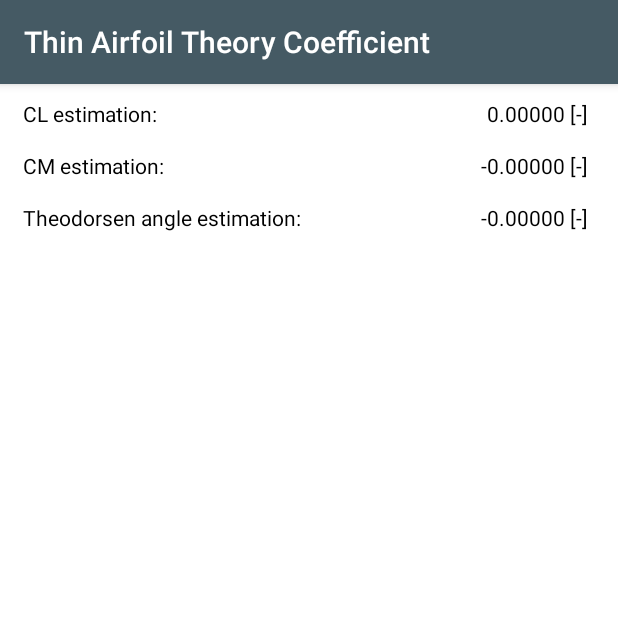
After one commit to riccardotomada/Airfoil-Analysis, an Android app: the ThinAirfoil screen opened directly, with no data from a screen before it, on a phone screen of 412 x 824 dp, the top half of it. The commit adds this screen. Run offline under Robolectric (Android 15) with nearby library versions, the phone set to English and light mode, and no system bars; 2 statements that could not run were skipped.

Commit message:
Update to version 2.0.1 - Play Store Update

```diff
--- a/app/build.gradle
+++ b/app/build.gradle
@@ -8,7 +8,7 @@ android {
         applicationId "com.aerodynamics.airfoil_calculation"
         minSdkVersion 24
         targetSdkVersion 32
-        versionCode 2
+        versionCode 3
         versionName "2.0"
 
         testInstrumentationRunner "androidx.test.runner.AndroidJUnitRunner"
--- a/app/src/main/AndroidManifest.xml
+++ b/app/src/main/AndroidManifest.xml
@@ -4,7 +4,6 @@
 
     <uses-permission android:name="android.permission.MANAGE_EXTERNAL_STORAGE" />
     <uses-permission android:name="android.permission.WRITE_EXTERNAL_STORAGE" />
-    <uses-permission android:name="android.permission.READ_EXTERNAL_STORAGE" />
 
     <application
         android:allowBackup="true"
--- /dev/null
+++ b/app/src/main/java/com/aerodynamics/airfoil_calculation/InfoActivity.java
@@ -0,0 +1,16 @@
+package com.aerodynamics.airfoil_calculation;
+
+// TO BE ADDED SOON
+
+import androidx.appcompat.app.AppCompatActivity;
+
+import android.os.Bundle;
+
+public class InfoActivity extends AppCompatActivity {
+
+	@Override
+	protected void onCreate(Bundle savedInstanceState) {
+		super.onCreate(savedInstanceState);
+		setContentView(R.layout.activity_info);
+	}
+}
--- /dev/null
+++ b/app/src/main/java/com/aerodynamics/airfoil_calculation/ThinAirfoil.java
@@ -0,0 +1,126 @@
+package com.aerodynamics.airfoil_calculation;
+
+import androidx.appcompat.app.AppCompatActivity;
+
+import android.os.Bundle;
+import android.widget.TextView;
+
+public class ThinAirfoil extends AppCompatActivity {
+
+	@Override
+	protected void onCreate(Bundle savedInstanceState) {
+		super.onCreate(savedInstanceState);
+		setContentView(R.layout.activity_thin_airfoil);
+
+		String nacaDW;
+		double chLnW, staggW, aOA;
+		int nPan;
+		GlobalFunctions myGlobal = new GlobalFunctions();
+
+		nacaDW   = "NACA";
+		nacaDW   = nacaDW + getIntent().getStringExtra("NACA_DW");
+		chLnW    = getIntent().getDoubleExtra("ChordW", 1.0);
+		staggW   = getIntent().getDoubleExtra("StaggerW", 0.0);
+		staggW   = Math.toRadians(staggW);
+		nPan     = getIntent().getIntExtra("nPan", 20);
+		aOA      = getIntent().getDoubleExtra("AngleOA", 0.0);
+		aOA      = Math.toRadians(aOA);
+
+		double[] refPoint = {0,0};
+
+		Airfoil airfoilW = new Airfoil(1, nacaDW, chLnW, staggW,
+				0.25,refPoint, nPan);
+
+		//Thin walled theory --- Calculation of the Cl using the approximation of the thin walled
+		//theory, camber problem.
+
+		char m,p;
+		char[] mm;
+		double M,POS,alfa0,beta0,cl_thin,cm_thin,alfa_th;
+		int coeff;
+
+		if(airfoilW.airfoil_str.length() == 8){
+			m = airfoilW.airfoil_str.charAt(4);
+			p = airfoilW.airfoil_str.charAt(5);
+			M = Double.parseDouble(String.valueOf(m))/100;
+			POS = Double.parseDouble(String.valueOf(p));
+			if(POS==0)
+				POS = Math.pow(10,-7);
+			POS = POS/10;
+
+			double eta1 = Math.acos(1-2*POS);
+			if(POS == Math.pow(10,-8))
+				eta1 = 0.0;
+
+			alfa0 = (M/Math.PI)*((1/Math.pow(POS,2))*((2*POS-1)*eta1+2*(1-POS)*Math.sin(eta1)-eta1/2-0.25*Math.sin(2*eta1))+(1/(Math.pow(1-POS,2)))
+							*((2*POS-1)*Math.PI-Math.PI/2-(2*POS-1)*eta1-2*(1-POS)*Math.sin(eta1)+eta1/2+0.25*Math.sin(2*eta1)));
+			beta0 = (2*M/Math.PI)*((1/Math.pow(POS,2))*((2*POS-1)*(eta1/2-Math.sin(2*eta1)/4)+1.0/3.0*Math.pow(Math.sin(eta1),3))+(1/Math.pow((1-POS),2))*((2*POS-1)*Math.PI/2-
+					(2*POS-1)*(eta1/2-Math.sin(2*eta1)/4)-1.0/3.0*Math.pow(Math.sin(eta1),3)));
+			alfa_th = (2*M/Math.PI)*(1/Math.pow(POS,2)*((POS-0.5)*eta1+0.5*Math.sin(eta1))+(1/Math.pow((1-POS),2))*((POS-0.5)*Math.PI-(POS-0.5)*eta1-0.5*Math.sin(eta1)));
+			cl_thin = 2*Math.PI*(staggW+aOA-alfa0);
+			cm_thin = -Math.PI/2*(beta0-alfa0);
+		}
+		else{
+			mm = new char[]{airfoilW.airfoil_str.charAt(4), airfoilW.airfoil_str.charAt(5),
+					airfoilW.airfoil_str.charAt(6)};
+			coeff = Integer.parseInt(String.valueOf(mm));
+			double q,K;
+
+			switch(coeff){
+				case 210:
+					q = 0.0580;
+					K = 361.4;
+					break;
+				case 220:
+					q = 0.1260;
+					K = 51.64;
+					break;
+				case 230:
+					q = 0.2025;
+					K = 15.957;
+					break;
+				case 240:
+					q = 0.2900;
+					K = 6.643;
+					break;
+				case 250:
+					q = 0.3910;
+					K = 3.230;
+					break;
+				default:
+					q = 0;
+					K = 0;
+			}
+
+			double a2 = 0.5*K;
+			double a1 = K*(0.5-q);
+			double a0 = K/6*(3.0/4.0-3*q+3*Math.pow(q,2)-Math.pow(q,3));
+			double b0 = -K*Math.pow(q,3)/6;
+
+			double[] I = new double[3];
+
+			for(int check = 0; check<3; check++){
+				I[check] = myGlobal.gauss_legendre_integration(-0.5,q-0.5,q-0.5,0.5,a2,a1,
+						a0,b0,check);
+			}
+
+			alfa0 = 2/Math.PI*I[0];
+			beta0 = 8/Math.PI*I[1];
+
+			cl_thin = 2*Math.PI*(staggW+aOA-alfa0);
+			cm_thin = Math.PI/2*(beta0-alfa0);
+			alfa_th = 1/Math.PI*I[2];
+		}
+
+		// Print the results
+
+		TextView textView = findViewById(R.id.textCLthinwalledValue);
+		textView.setText(String.format("%.5f", cl_thin)+ " [-]");
+
+		textView = findViewById(R.id.textCMthinwalledValue);
+		textView.setText(String.format("%.5f", cm_thin)+ " [-]");
+
+		textView = findViewById(R.id.textAlfaTHthinwalledValue);
+		textView.setText(String.format("%.5f", alfa_th)+ " [-]");
+	}
+}
--- /dev/null
+++ b/app/src/main/res/layout/activity_thin_airfoil.xml
@@ -0,0 +1,146 @@
+<?xml version="1.0" encoding="utf-8"?>
+<androidx.constraintlayout.widget.ConstraintLayout xmlns:android="http://schemas.android.com/apk/res/android"
+    xmlns:app="http://schemas.android.com/apk/res-auto"
+    xmlns:tools="http://schemas.android.com/tools"
+    android:layout_width="match_parent"
+    android:layout_height="match_parent"
+    android:background="@color/white"
+    tools:context=".ThinAirfoil">
+
+    <androidx.constraintlayout.widget.ConstraintLayout
+        android:layout_width="0dp"
+        android:layout_height="wrap_content"
+        android:id="@+id/s1"
+        app:layout_constraintRight_toLeftOf="@+id/d1"
+        app:layout_constraintWidth_percent="0.5"
+        tools:ignore="MissingConstraints">
+
+    <TextView
+        android:layout_width="wrap_content"
+        android:layout_height="wrap_content"
+        android:textColor="#000000"
+        android:text="@string/cl_text_thinwalled"
+        android:layout_marginStart="15dp"
+        android:layout_marginTop="10dp"
+        app:layout_constraintLeft_toLeftOf="parent"
+        app:layout_constraintTop_toTopOf="parent"
+        app:layout_constraintBottom_toBottomOf="parent"
+        />
+
+    </androidx.constraintlayout.widget.ConstraintLayout>
+
+    <androidx.constraintlayout.widget.ConstraintLayout
+        android:layout_width="0dp"
+        android:layout_height="wrap_content"
+        android:id="@+id/d1"
+        android:layout_marginTop="15dp"
+        app:layout_constraintLeft_toRightOf="@+id/s1"
+        app:layout_constraintWidth_percent="0.5"
+        tools:ignore="MissingConstraints">
+
+        <TextView
+            android:layout_width="wrap_content"
+            android:layout_height="wrap_content"
+            android:id="@+id/textCLthinwalledValue"
+            android:textColor="#000000"
+            android:layout_marginEnd="20dp"
+            android:layout_marginTop="10dp"
+            app:layout_constraintRight_toRightOf="parent"
+            app:layout_constraintTop_toTopOf="parent"
+            app:layout_constraintBottom_toBottomOf="parent"
+            />
+
+    </androidx.constraintlayout.widget.ConstraintLayout>
+
+    <androidx.constraintlayout.widget.ConstraintLayout
+        android:layout_width="0dp"
+        android:layout_height="wrap_content"
+        android:id="@+id/s2"
+        android:layout_marginTop="15dp"
+        app:layout_constraintRight_toLeftOf="@+id/d2"
+        app:layout_constraintTop_toBottomOf="@id/d1"
+        app:layout_constraintWidth_percent="0.5"
+        tools:ignore="MissingConstraints">
+
+        <TextView
+            android:layout_width="wrap_content"
+            android:layout_height="wrap_content"
+            android:textColor="#000000"
+            android:text="@string/cM_text_thinwalled"
+            android:layout_marginStart="15dp"
+            app:layout_constraintLeft_toLeftOf="parent"
+            app:layout_constraintTop_toTopOf="parent"
+            app:layout_constraintBottom_toBottomOf="parent"
+            />
+
+    </androidx.constraintlayout.widget.ConstraintLayout>
+
+    <androidx.constraintlayout.widget.ConstraintLayout
+        android:layout_width="0dp"
+        android:layout_height="wrap_content"
+        android:id="@+id/d2"
+        android:layout_marginTop="15dp"
+        app:layout_constraintLeft_toRightOf="@+id/s2"
+        app:layout_constraintTop_toBottomOf="@id/d1"
+        app:layout_constraintWidth_percent="0.5"
+        tools:ignore="MissingConstraints">
+
+        <TextView
+            android:layout_width="wrap_content"
+            android:layout_height="wrap_content"
+            android:id="@+id/textCMthinwalledValue"
+            android:textColor="#000000"
+            android:layout_marginEnd="20dp"
+            app:layout_constraintRight_toRightOf="parent"
+            app:layout_constraintTop_toTopOf="parent"
+            app:layout_constraintBottom_toBottomOf="parent"
+            />
+
+    </androidx.constraintlayout.widget.ConstraintLayout>
+
+    <androidx.constraintlayout.widget.ConstraintLayout
+        android:layout_width="0dp"
+        android:layout_height="wrap_content"
+        android:id="@+id/s3"
+        android:layout_marginTop="15dp"
+        app:layout_constraintRight_toLeftOf="@+id/d3"
+        app:layout_constraintTop_toBottomOf="@id/d2"
+        app:layout_constraintWidth_percent="0.6"
+        tools:ignore="MissingConstraints">
+
+        <TextView
+            android:layout_width="wrap_content"
+            android:layout_height="wrap_content"
+            android:textColor="#000000"
+            android:text="@string/alfa_theodorsen"
+            android:layout_marginStart="15dp"
+            app:layout_constraintLeft_toLeftOf="parent"
+            app:layout_constraintTop_toTopOf="parent"
+            app:layout_constraintBottom_toBottomOf="parent"
+            />
+
+    </androidx.constraintlayout.widget.ConstraintLayout>
+
+    <androidx.constraintlayout.widget.ConstraintLayout
+        android:layout_width="0dp"
+        android:layout_height="wrap_content"
+        android:id="@+id/d3"
+        android:layout_marginTop="15dp"
+        app:layout_constraintLeft_toRightOf="@+id/s3"
+        app:layout_constraintTop_toBottomOf="@id/d2"
+        app:layout_constraintWidth_percent="0.4"
+        tools:ignore="MissingConstraints">
+
+        <TextView
+            android:layout_width="wrap_content"
+            android:layout_height="wrap_content"
+            android:id="@+id/textAlfaTHthinwalledValue"
+            android:textColor="#000000"
+            android:layout_marginEnd="20dp"
+            app:layout_constraintRight_toRightOf="parent"
+            app:layout_constraintTop_toTopOf="parent"
+            app:layout_constraintBottom_toBottomOf="parent"
+            />
+
+    </androidx.constraintlayout.widget.ConstraintLayout>
+</androidx.constraintlayout.widget.ConstraintLayout>
--- a/app/src/main/res/values/strings.xml
+++ b/app/src/main/res/values/strings.xml
@@ -99,12 +99,4 @@
     <string name="speed5">Speed [m/s] </string>
     <string name="check_speed">The speed must be positive</string>
     <string name="check_comp">Max speed = 100[m/s] to avoid compressibility effects</string>
-    <!-- Strings used for fragments for navigation -->
-    <string name="first_fragment_label">First Fragment</string>
-    <string name="second_fragment_label">Second Fragment</string>
-    <string name="next">Next</string>
-    <string name="previous">Previous</string>
-
-    <string name="hello_first_fragment">Hello first fragment</string>
-    <string name="hello_second_fragment">Hello second fragment. Arg: %1$s</string>
 </resources>
```
Also changed, not shown: app/src/main/res/Copertina.png (added), 1 other file.
